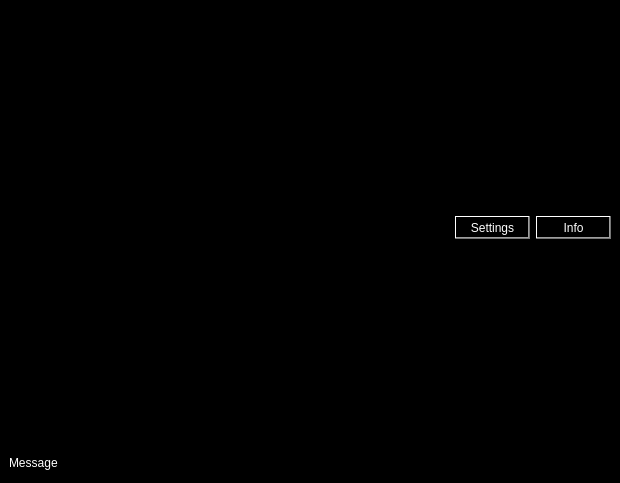
bogdyname/Freechat-Windows, file Freechat/Designer/freechat.ui: the form before one commit.
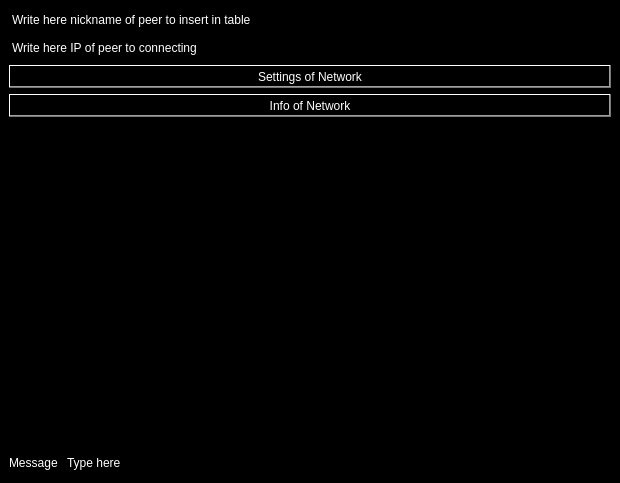
The form after the commit. Icons and pictures are not drawn.

What changed in the file:
```diff
--- a/Freechat/Designer/freechat.ui
+++ b/Freechat/Designer/freechat.ui
@@ -33,7 +33,7 @@
    <property name="bottomMargin">
     <number>9</number>
    </property>
-   <item row="1" column="0">
+   <item row="2" column="0">
     <layout class="QHBoxLayout">
      <property name="spacing">
       <number>6</number>
@@ -68,11 +68,14 @@
         <string notr="true">color: rgb(255, 255, 255);
 background-color: qlineargradient(spread:pad, x1:1, y1:0, x2:1, y2:0, stop:0.392045 rgba(0, 0, 0, 255), stop:0.607955 rgba(255, 255, 255, 255));</string>
        </property>
+       <property name="text">
+        <string>Type here</string>
+       </property>
       </widget>
      </item>
     </layout>
    </item>
-   <item row="0" column="0">
+   <item row="1" column="0">
     <layout class="QHBoxLayout">
      <property name="spacing">
       <number>6</number>
@@ -124,6 +127,32 @@
        </property>
       </widget>
      </item>
+    </layout>
+   </item>
+   <item row="0" column="0">
+    <layout class="QVBoxLayout" name="verticalLayout">
+     <item>
+      <widget class="QLineEdit" name="writeNickOfPeer">
+       <property name="styleSheet">
+        <string notr="true">color: rgb(255, 255, 255);
+font: 57 12pt &quot;Letter Gothic Std&quot;;</string>
+       </property>
+       <property name="text">
+        <string>Write here nickname of peer to insert in table</string>
+       </property>
+      </widget>
+     </item>
+     <item>
+      <widget class="QLineEdit" name="writeIpOfPeer">
+       <property name="styleSheet">
+        <string notr="true">color: rgb(255, 255, 255);
+font: 57 12pt &quot;Letter Gothic Std&quot;;</string>
+       </property>
+       <property name="text">
+        <string>Write here IP of peer to connecting</string>
+       </property>
+      </widget>
+     </item>
      <item>
       <widget class="QPushButton" name="showNetworkSettings">
        <property name="styleSheet">
@@ -131,7 +160,7 @@
 font: 57 12pt &quot;Letter Gothic Std&quot;;</string>
        </property>
        <property name="text">
-        <string>Settings</string>
+        <string>Settings of Network</string>
        </property>
       </widget>
      </item>
@@ -142,7 +171,7 @@
 font: 57 12pt &quot;Letter Gothic Std&quot;;</string>
        </property>
        <property name="text">
-        <string>Info</string>
+        <string>Info of Network</string>
        </property>
       </widget>
      </item>
```
Left out of the diff: 3 changed lines with no effect on the pictures.
